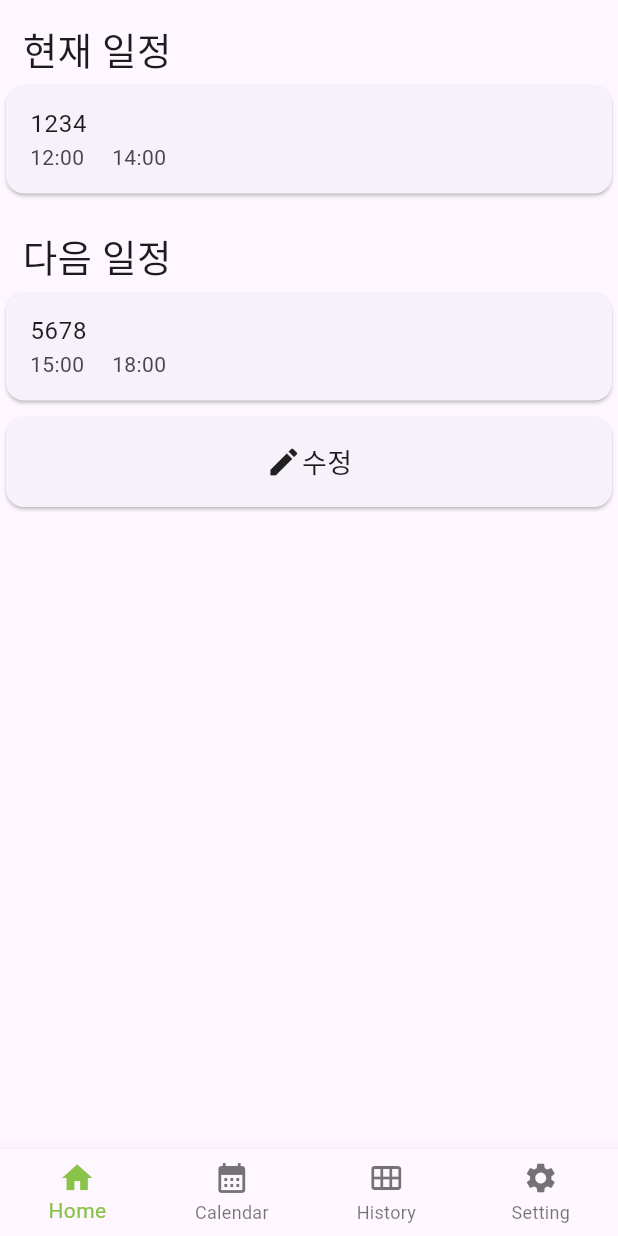
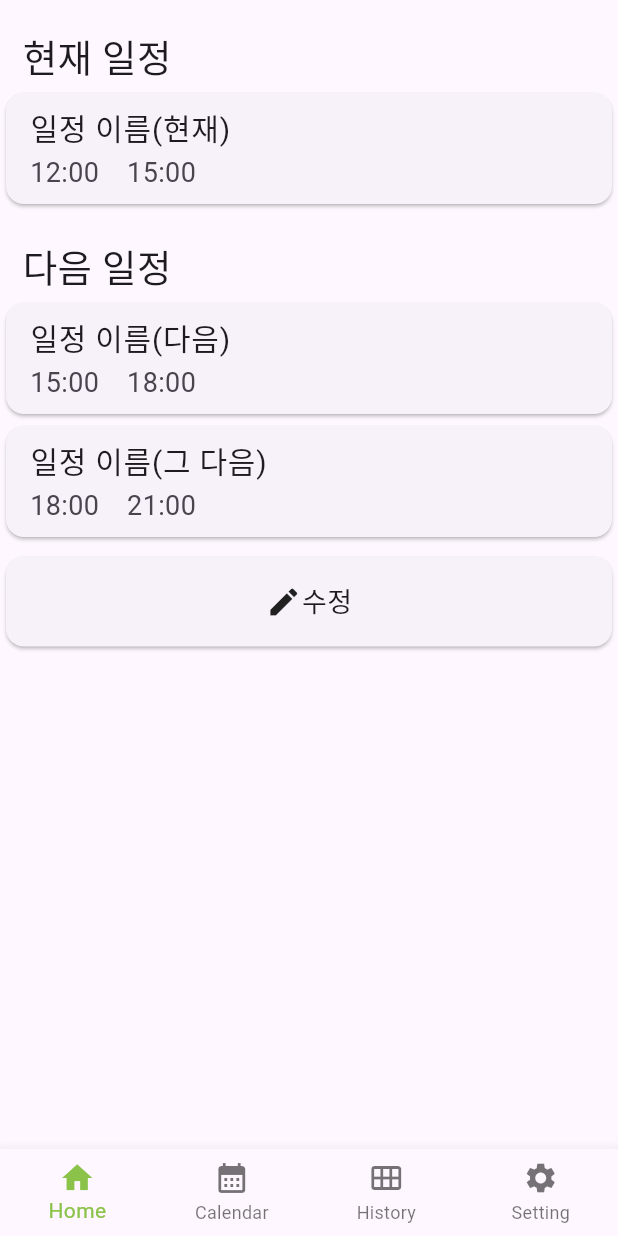
Before and after one commit to kuper0201/TimeBoxing_Fork, a Flutter app: the screen it shows after launch, on a phone screen of 412 x 824 dp. Run offline on Flutter 3.47's test engine with Material 3 defaults, Android fonts, the phone set to English and light mode, and no system bars; our stand-ins replace equatable, flutter_datetime_picker_plus, syncfusion_flutter_calendar; missing offline and left inert: split_view.

Commit message:
home ui redesign

```diff
--- a/lib/Home.dart
+++ b/lib/Home.dart
@@ -19,19 +19,16 @@ class _HomeViewState extends State<HomeView> {
         children: [
           const SizedBox(
             width: double.infinity,
-            child: Padding(padding: EdgeInsets.only(left: 15, top: 15), child: Text("현재 일정", style: TextStyle(fontSize: 25), textAlign: TextAlign.left)),
+            child: Padding(padding: EdgeInsets.only(left: 15, top: 20), child: Text("현재 일정", style: TextStyle(fontSize: 25), textAlign: TextAlign.left)),
           ),
-          Card(
+          const Card(
             child: ListTile(
-              onTap: () {
-
-              },
-              title: const Text("1234"),
-              subtitle: const Row(
+              title: Text("일정 이름(현재)", style: TextStyle(fontSize: 20)),
+              subtitle: Row(
                 children: [
-                  Text("12:00"),
+                  Text("12:00", style: TextStyle(fontSize: 18)),
                   Text("     "),
-                  Text("14:00")
+                  Text("15:00", style: TextStyle(fontSize: 18))
                 ],
               )
             )
@@ -40,23 +37,32 @@ class _HomeViewState extends State<HomeView> {
             width: double.infinity,
             child: Padding(padding: EdgeInsets.only(left: 15, top: 20), child: Text("다음 일정", style: TextStyle(fontSize: 25), textAlign: TextAlign.left)),
           ),
-          Card(
+          const Card(
             child: ListTile(
-              onTap: () {
-
-              },
-              title: const Text("5678"),
-              subtitle: const Row(
+              title: Text("일정 이름(다음)", style: TextStyle(fontSize: 20)),
+              subtitle: Row(
                 children: [
-                  Text("15:00"),
+                  Text("15:00", style: TextStyle(fontSize: 18)),
                   Text("     "),
-                  Text("18:00")
+                  Text("18:00", style: TextStyle(fontSize: 18))
+                ],
+              )
+            )
+          ),
+          const Card(
+            child: ListTile(
+              title: Text("일정 이름(그 다음)", style: TextStyle(fontSize: 20)),
+              subtitle: Row(
+                children: [
+                  Text("18:00", style: TextStyle(fontSize: 18)),
+                  Text("     "),
+                  Text("21:00", style: TextStyle(fontSize: 18))
                 ],
               )
             )
           ),
           Padding(
-            padding: const EdgeInsets.only(top: 3),
+            padding: const EdgeInsets.only(top: 5),
             child: Card(
               child: SizedBox(
                 height: 60,
```
